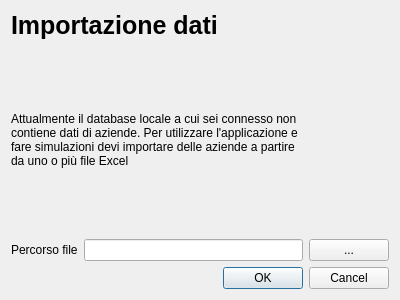
Before: the Qt Designer form ui/import_dialog.ui in TdP-prove-finali/CavalloGabriele, drawn with Qt 5.
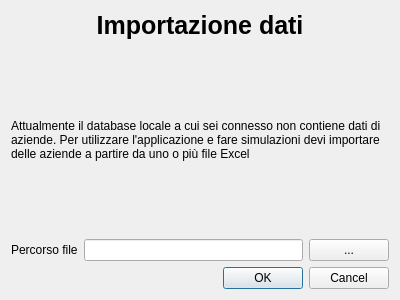
After: the same form once the commit is applied.

What changed in the file:
```diff
--- a/ui/import_dialog.ui
+++ b/ui/import_dialog.ui
@@ -28,19 +28,28 @@
      <property name="text">
       <string>Importazione dati</string>
      </property>
+     <property name="alignment">
+      <set>Qt::AlignmentFlag::AlignCenter</set>
+     </property>
     </widget>
    </item>
    <item>
     <widget class="QLabel" name="label_2">
      <property name="sizePolicy">
-      <sizepolicy hsizetype="Fixed" vsizetype="Expanding">
+      <sizepolicy hsizetype="Minimum" vsizetype="Expanding">
        <horstretch>0</horstretch>
        <verstretch>0</verstretch>
       </sizepolicy>
      </property>
-     <property name="maximumSize">
+     <property name="minimumSize">
       <size>
        <width>300</width>
+       <height>0</height>
+      </size>
+     </property>
+     <property name="maximumSize">
+      <size>
+       <width>300000</width>
        <height>16777215</height>
       </size>
      </property>
```
